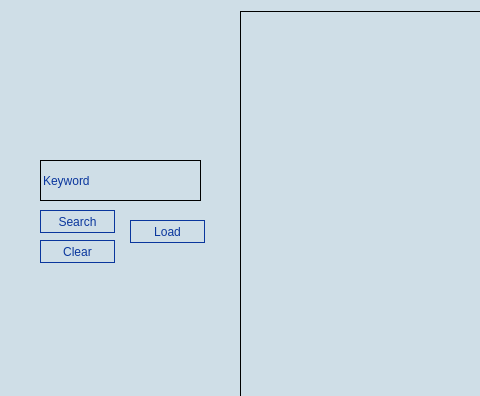
This is gui/app.ui in dewy413/Scrappy as Qt 5 draws it before an edit; both pictures show x 0 to 480 and y 0 to 396 of the 800 by 600 pixel window. The edited form follows.
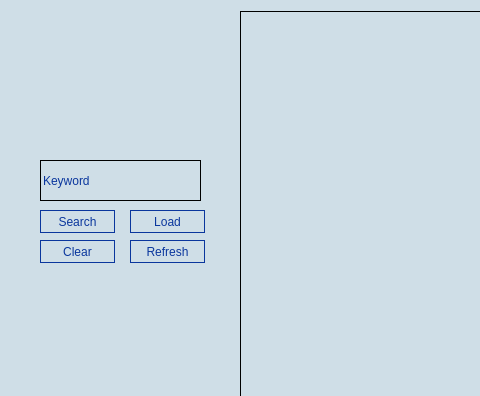
This is the edited form. Icons and pictures are not drawn.

What changed in the file:
```diff
--- a/gui/app.ui
+++ b/gui/app.ui
@@ -93,11 +93,11 @@
 border-width: 1px;</string>
     </property>
    </widget>
-   <widget class="QPushButton" name="refreshButton">
+   <widget class="QPushButton" name="loadButton">
     <property name="geometry">
      <rect>
       <x>130</x>
-      <y>220</y>
+      <y>210</y>
       <width>75</width>
       <height>23</height>
      </rect>
@@ -131,6 +131,25 @@
      <string>Clear</string>
     </property>
    </widget>
+   <widget class="QPushButton" name="refreshButton">
+    <property name="geometry">
+     <rect>
+      <x>130</x>
+      <y>240</y>
+      <width>75</width>
+      <height>23</height>
+     </rect>
+    </property>
+    <property name="styleSheet">
+     <string notr="true">font: 8pt &quot;Courier&quot;;
+color: #0A369D;
+border-style: solid;
+border-width: 1px;</string>
+    </property>
+    <property name="text">
+     <string>Refresh</string>
+    </property>
+   </widget>
   </widget>
  </widget>
  <resources/>
```
